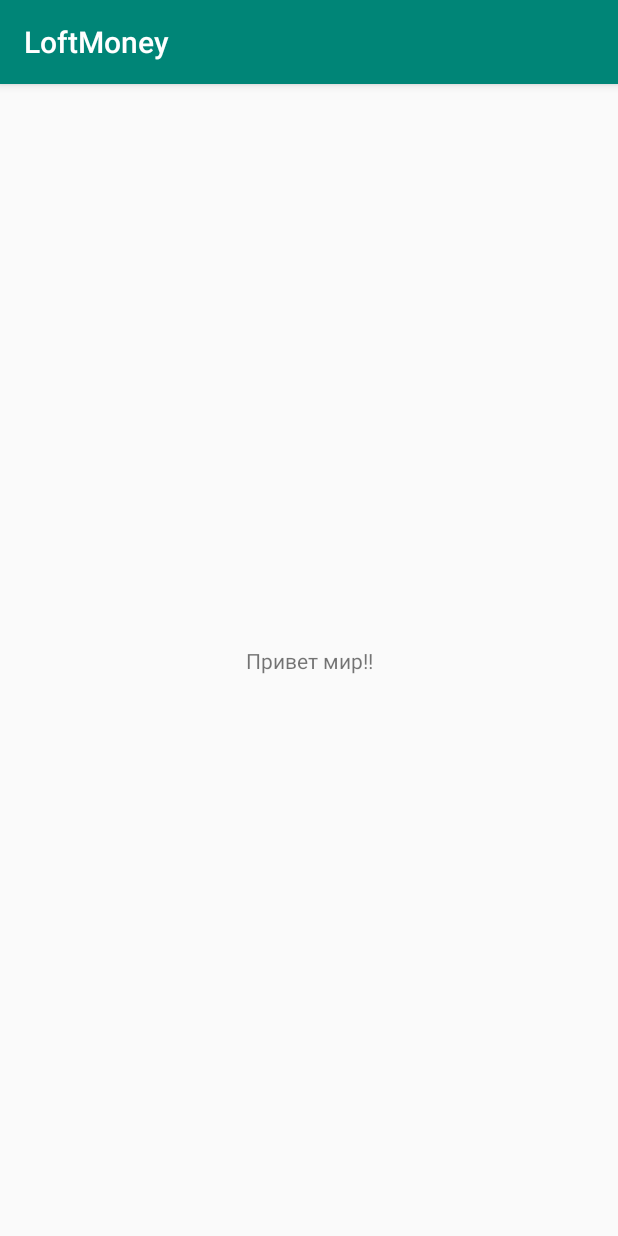
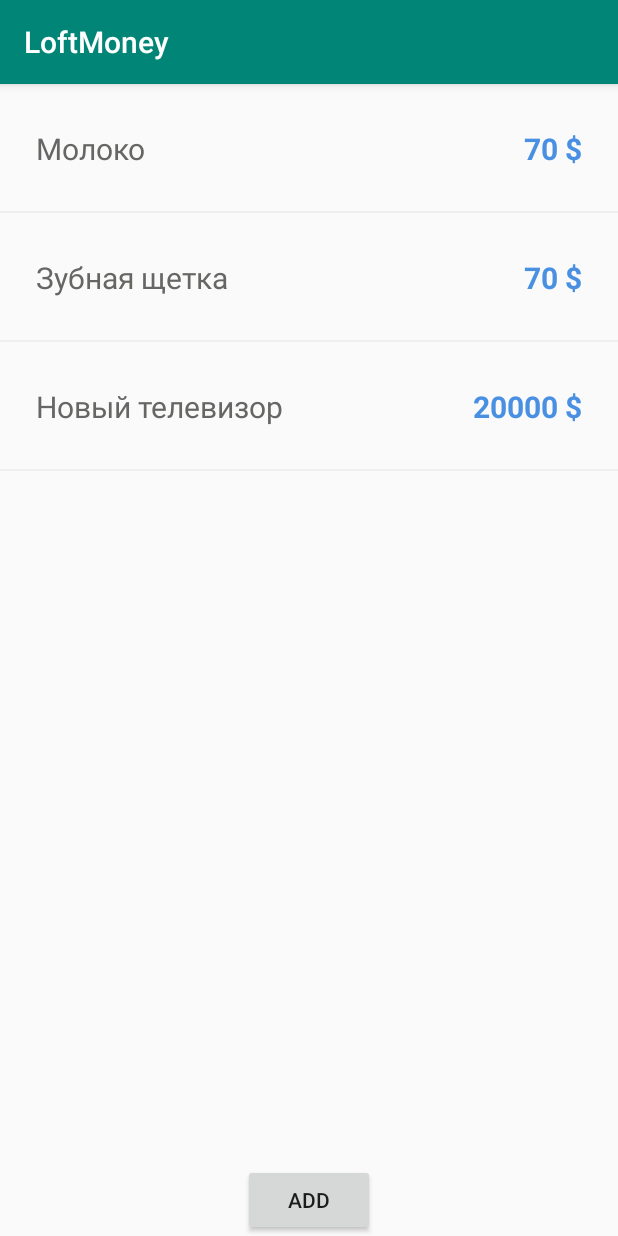
Before and after one commit to 3axapy/LoftMoney, an Android app: the screen it shows after launch (MainActivity), on a phone screen of 412 x 824 dp. Run offline under Robolectric (Android 15) with nearby library versions, the phone set to English and light mode, and no system bars.

Commit message:
Добавление RecyclerView

```diff
--- a/app/build.gradle
+++ b/app/build.gradle
@@ -21,9 +21,10 @@ android {
 
 dependencies {
     implementation fileTree(dir: 'libs', include: ['*.jar'])
-    implementation 'androidx.appcompat:appcompat:1.1.0'
+	implementation 'androidx.appcompat:appcompat:1.1.0'
     implementation 'androidx.constraintlayout:constraintlayout:1.1.3'
     testImplementation 'junit:junit:4.12'
     androidTestImplementation 'androidx.test:runner:1.2.0'
     androidTestImplementation 'androidx.test.espresso:espresso-core:3.2.0'
+	implementation 'androidx.recyclerview:recyclerview:1.1.0-beta04'
 }
--- a/app/src/main/java/com/loftschool/zfadeev/loftmoney/AddItemActivity.java
+++ b/app/src/main/java/com/loftschool/zfadeev/loftmoney/AddItemActivity.java
@@ -1,15 +1,44 @@
 package com.loftschool.zfadeev.loftmoney;
 
+import android.content.Intent;
 import android.os.Bundle;
+import android.text.TextUtils;
+import android.view.View;
+import android.widget.Button;
+import android.widget.EditText;
 
 import androidx.annotation.Nullable;
 import androidx.appcompat.app.AppCompatActivity;
 
 public class AddItemActivity extends AppCompatActivity {
 
+	private EditText mNameEditText;
+	private EditText mPriceEditText;
+
+
 	@Override
 	protected void onCreate(@Nullable final Bundle savedInstanceState) {
 		super.onCreate(savedInstanceState);
 		setContentView(R.layout.activity_add_item);
+
+		mNameEditText = findViewById(R.id.name_edittext);
+		mPriceEditText = findViewById(R.id.price_edittext);
+
+		Button addButton = findViewById(R.id.add_button);
+		addButton.setOnClickListener(new View.OnClickListener() {
+
+			@Override
+			public void onClick(final View v) {
+				String name = mNameEditText.getText().toString();
+				String price = mPriceEditText.getText().toString();
+
+				if (!TextUtils.isEmpty(name) && !TextUtils.isEmpty(price)) {
+					setResult(
+						RESULT_OK,
+						new Intent().putExtra("name", name).putExtra("price", price));
+					finish();
+				}
+			}
+		});
 	}
 }
--- /dev/null
+++ b/app/src/main/java/com/loftschool/zfadeev/loftmoney/Item.java
@@ -0,0 +1,28 @@
+package com.loftschool.zfadeev.loftmoney;
+
+public class Item {
+
+	private String name;
+	private int price;
+
+	public Item(final String name, final int price) {
+		this.name = name;
+		this.price = price;
+	}
+
+	public String getName() {
+		return name;
+	}
+
+	public void setName(final String name) {
+		this.name = name;
+	}
+
+	public int getPrice() {
+		return price;
+	}
+
+	public void setPrice(final int price) {
+		this.price = price;
+	}
+}
--- /dev/null
+++ b/app/src/main/java/com/loftschool/zfadeev/loftmoney/ItemsAdapter.java
@@ -0,0 +1,59 @@
+package com.loftschool.zfadeev.loftmoney;
+
+import android.view.View;
+import android.view.ViewGroup;
+import android.widget.TextView;
+
+import java.util.ArrayList;
+import java.util.List;
+
+import androidx.annotation.NonNull;
+import androidx.recyclerview.widget.RecyclerView;
+
+public class ItemsAdapter extends RecyclerView.Adapter<ItemsAdapter.ItemViewHolder> {
+
+	private List<Item> mItemsList = new ArrayList<Item>();
+
+	@NonNull
+	@Override
+	public ItemViewHolder onCreateViewHolder(@NonNull final ViewGroup parent, final int viewType) {
+		View itemView = View.inflate(parent.getContext(), R.layout.item_view, null);
+
+		return new ItemViewHolder(itemView);
+	}
+
+	@Override
+	public void onBindViewHolder(@NonNull final ItemViewHolder holder, final int position) {
+		holder.bindItem(mItemsList.get(position));
+	}
+
+	public void addItem(Item item) {
+		mItemsList.add(item);
+		notifyDataSetChanged();
+	}
+
+	@Override
+	public int getItemCount() {
+		return mItemsList.size();
+	}
+
+	static class ItemViewHolder extends RecyclerView.ViewHolder {
+
+		private TextView mNameView;
+		private TextView mPriceView;
+
+		public ItemViewHolder(@NonNull final View itemView) {
+			super(itemView);
+
+			mNameView = itemView.findViewById(R.id.name_view);
+			mPriceView = itemView.findViewById(R.id.price_view);
+		}
+
+		public void bindItem(final Item item) {
+			mNameView.setText(item.getName());
+			mPriceView.setText(
+				mPriceView.getContext().getResources().getString(R.string.price_with_currency, String.valueOf(item.getPrice()))
+			);
+		}
+	}
+}
--- a/app/src/main/java/com/loftschool/zfadeev/loftmoney/MainActivity.java
+++ b/app/src/main/java/com/loftschool/zfadeev/loftmoney/MainActivity.java
@@ -1,10 +1,18 @@
 package com.loftschool.zfadeev.loftmoney;
 
+import androidx.annotation.Nullable;
 import androidx.appcompat.app.AppCompatActivity;
+import androidx.recyclerview.widget.RecyclerView;
 
+import android.content.Intent;
 import android.os.Bundle;
+import android.view.View;
+import android.widget.Button;
 
 public class MainActivity extends AppCompatActivity {
+
+	private static final int REQUEST_CODE = 100;
+	private ItemsAdapter mAdapter;
 
 	public MainActivity() {
 		super();
@@ -39,5 +47,40 @@ public class MainActivity extends AppCompatActivity {
 	protected void onCreate(Bundle savedInstanceState) {
 		super.onCreate(savedInstanceState);
 		setContentView(R.layout.activity_main);
+
+		Button callAddButton = findViewById(R.id.call_add_item_activity);
+		callAddButton.setOnClickListener(new View.OnClickListener() {
+			@Override
+			public void onClick(final View v) {
+				startActivityForResult(new Intent(MainActivity.this, AddItemActivity.class),
+					REQUEST_CODE);
+			}
+		});
+
+		RecyclerView recyclerView = findViewById(R.id.budget_item_list);
+
+		mAdapter = new ItemsAdapter();
+		recyclerView.setAdapter(mAdapter);
+
+		mAdapter.addItem(new Item("Молоко", 70));
+		mAdapter.addItem(new Item("Зубная щетка", 70));
+		mAdapter.addItem(new Item("Новый телевизор", 20000));
+	}
+
+	@Override
+	protected void onActivityResult(
+		final int requestCode, final int resultCode, @Nullable final Intent data
+	) {
+		super.onActivityResult(requestCode, resultCode, data);
+
+		int price;
+		try {
+			price = Integer.parseInt(data.getStringExtra("price"));
+		} catch (NumberFormatException e) {
+			price = 0;
+		}
+		if (requestCode == REQUEST_CODE && resultCode == RESULT_OK) {
+			mAdapter.addItem(new Item(data.getStringExtra("name"), price));
+		}
 	}
 }
--- a/app/src/main/res/layout/activity_add_item.xml
+++ b/app/src/main/res/layout/activity_add_item.xml
@@ -12,13 +12,16 @@
 		android:layout_marginBottom="61dp"
 		android:orientation="vertical">
 		<EditText
+			android:id="@+id/name_edittext"
 			android:layout_width="match_parent"
 			android:layout_height="wrap_content"
 			android:hint="@string/edittext_name_hint"/>
 
 		<EditText
+			android:id="@+id/price_edittext"
 			android:layout_width="match_parent"
 			android:layout_height="wrap_content"
+			android:inputType="numberDecimal"
 			android:hint="@string/edittext_price_hint"/>
 	</LinearLayout>
 
--- a/app/src/main/res/layout/activity_main.xml
+++ b/app/src/main/res/layout/activity_main.xml
@@ -1,5 +1,5 @@
 <?xml version="1.0" encoding="utf-8"?>
-<androidx.constraintlayout.widget.ConstraintLayout
+<FrameLayout
 	xmlns:android="http://schemas.android.com/apk/res/android"
 	xmlns:app="http://schemas.android.com/apk/res-auto"
 	xmlns:tools="http://schemas.android.com/tools"
@@ -8,14 +8,17 @@
 	tools:context=".MainActivity"
 	>
 
-	<TextView
+	<androidx.recyclerview.widget.RecyclerView
+		android:id="@+id/budget_item_list"
+		android:layout_width="match_parent"
+		android:layout_height="wrap_content"
+		app:layoutManager="androidx.recyclerview.widget.LinearLayoutManager"/>
+
+	<Button
+		android:id="@+id/call_add_item_activity"
+		android:text="@string/add_button_title"
+		android:layout_gravity="bottom|center"
 		android:layout_width="wrap_content"
-		android:layout_height="wrap_content"
-		android:text="Привет мир!!"
-		app:layout_constraintBottom_toBottomOf="parent"
-		app:layout_constraintLeft_toLeftOf="parent"
-		app:layout_constraintRight_toRightOf="parent"
-		app:layout_constraintTop_toTopOf="parent"
-		/>
+		android:layout_height="wrap_content"/>
 
-</androidx.constraintlayout.widget.ConstraintLayout>
+</FrameLayout>
--- /dev/null
+++ b/app/src/main/res/layout/item_view.xml
@@ -0,0 +1,46 @@
+<?xml version="1.0" encoding="utf-8"?>
+<FrameLayout
+	xmlns:android="http://schemas.android.com/apk/res/android"
+	xmlns:tools="http://schemas.android.com/tools"
+	android:layout_width="match_parent"
+	android:layout_height="wrap_content">
+
+	<RelativeLayout
+		android:layout_width="match_parent"
+		android:layout_height="wrap_content"
+		android:paddingStart="24dp"
+		android:paddingEnd="24dp"
+		android:paddingTop="29dp"
+		android:paddingBottom="29dp">
+
+		<TextView
+			android:id="@+id/name_view"
+			android:layout_width="wrap_content"
+			android:layout_height="wrap_content"
+			android:layout_alignParentStart="true"
+			android:layout_toStartOf="@id/price_view"
+			android:textSize="20sp"
+			android:fontFamily="sans-serif"
+			android:textColor="@color/medium_grey"
+			tools:text="Молокооооооооооооооооооооооооооооооо"/>
+
+		<TextView
+			android:id="@+id/price_view"
+			android:layout_width="wrap_content"
+			android:layout_height="wrap_content"
+			android:layout_alignParentEnd="true"
+			android:layout_centerVertical="true"
+			android:textSize="20sp"
+			android:fontFamily="sans-serif"
+			android:textStyle="bold"
+			android:textColor="@color/dark_sky_blue"
+			tools:text="70 ₽"/>
+
+	</RelativeLayout>
+
+	<View
+		android:background="@color/white_six"
+		android:layout_gravity="bottom"
+		android:layout_width="match_parent"
+		android:layout_height="1dp"/>
+</FrameLayout>
--- a/app/src/main/res/values/colors.xml
+++ b/app/src/main/res/values/colors.xml
@@ -3,4 +3,7 @@
 	<color name="colorPrimary">#008577</color>
 	<color name="colorPrimaryDark">#00574B</color>
 	<color name="colorAccent">#D81B60</color>
+	<color name="medium_grey">#666664</color>
+	<color name="dark_sky_blue">#4a90e2</color>
+	<color name="white_six">#efefef</color>
 </resources>
--- a/app/src/main/res/values/strings.xml
+++ b/app/src/main/res/values/strings.xml
@@ -3,4 +3,6 @@
 	<string name="edittext_name_hint">Title</string>
 	<string name="edittext_price_hint">Price</string>
 	<string name="add_button_title">Add</string>
+
+	<string name="price_with_currency">%s $</string>
 </resources>
```
Also changed, not shown: 1 other file. Lines whose indentation alone changed are shown as unchanged.
